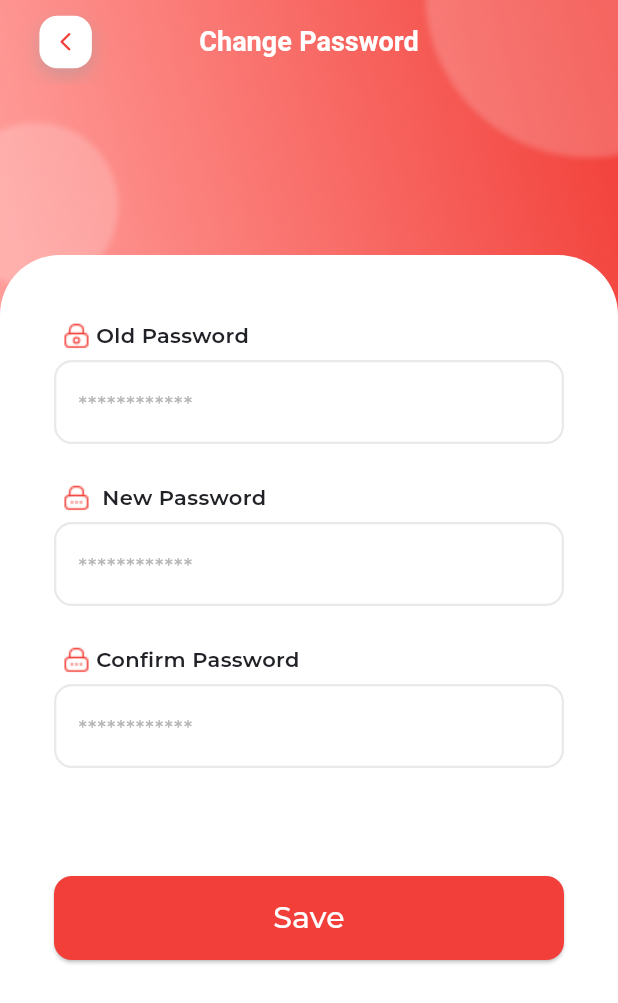
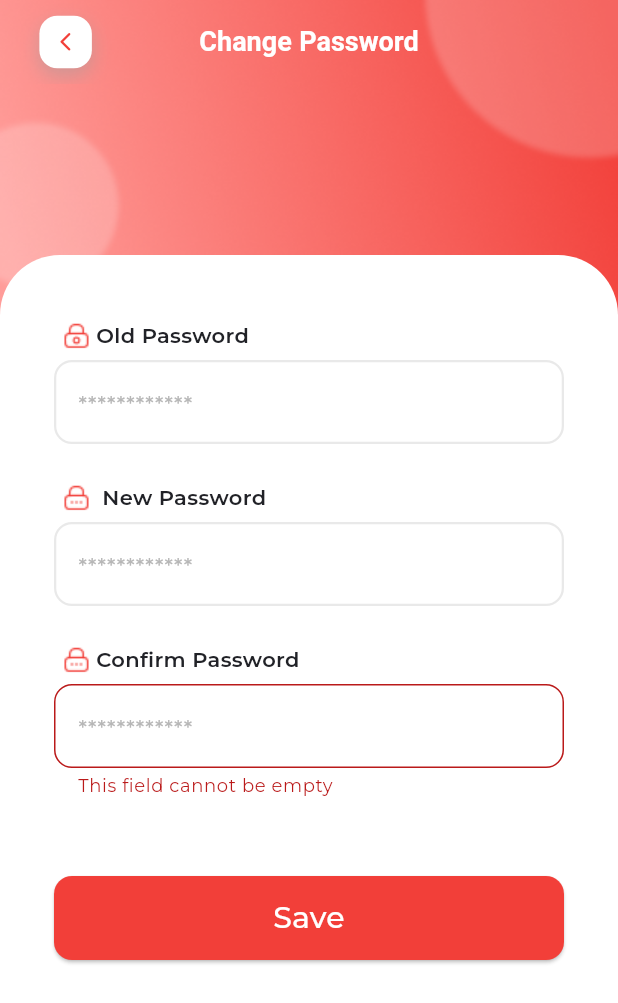
Before and after one commit to RowadElmostaqbel/singel-app, a Flutter app: the EditPassword screen opened directly, after a tap on "Save", on a phone screen of 412 x 824 dp. Shown: the top 1003 px of the screen. Run offline on Flutter 3.47's test engine with Material 3 defaults, Android fonts, the phone set to English and light mode, and no system bars; our stand-ins replace animated_splash_screen, awesome_dialog, bloc, cached_network_image, carousel_slider, dartz and 18 more; missing offline and left inert: credit_card_type_detector; accounts and stored records are empty; network calls fail; statements that could not run were skipped.

Commit message:
changed password done

```diff
--- /dev/null
+++ b/lib/features/edit_password/data/models/password_model.dart
@@ -0,0 +1,24 @@
+class PasswordModel {
+  String? current_password;
+  String? new_password;
+  String? new_password_confirmation;
+
+  PasswordModel(
+      {this.current_password,
+      this.new_password,
+      this.new_password_confirmation});
+
+  PasswordModel.fromJson(Map<String, dynamic> json) {
+    current_password = json['current_password'];
+    new_password = json['new_password'];
+    new_password_confirmation = json['new_password_confirmation'];
+  }
+
+  toJson() {
+    return {
+      "current_password": current_password,
+      "new_password": new_password,
+      "new_password_confirmation": new_password_confirmation,
+    };
+  }
+}
--- /dev/null
+++ b/lib/features/edit_password/presentation/controllers/password_state.dart
@@ -0,0 +1,21 @@
+part of 'password_cubit.dart';
+
+@immutable
+sealed class PasswordState extends Equatable {
+  const PasswordState();
+
+  @override
+  List<Object> get props => [];
+}
+
+final class PasswordInitial extends PasswordState {}
+
+final class EditPasswordLoadingState extends PasswordState {}
+
+final class EditPasswordSuccessState extends PasswordState {}
+
+final class EditPasswordFailureState extends PasswordState {
+  final String error;
+
+  const EditPasswordFailureState({required this.error});
+}
--- a/lib/features/edit_password/presentation/views/edit_password.dart
+++ b/lib/features/edit_password/presentation/views/edit_password.dart
@@ -1,5 +1,8 @@
 import 'package:flutter/material.dart';
+import 'package:flutter_bloc/flutter_bloc.dart';
+import 'package:form_builder_validators/form_builder_validators.dart';
 import 'package:single_resturant_app/features/auth/presentation/widgets/custom_text_form_field.dart';
+import 'package:single_resturant_app/features/edit_password/presentation/controllers/password_cubit.dart';
 
 import '../../../../core/utils/app_colors.dart';
 import '../../../../core/utils/text_styles.dart';
@@ -16,6 +19,8 @@ class _EditPasswordState extends State<EditPassword> {
   TextEditingController oldPassword = TextEditingController();
   TextEditingController newPassword = TextEditingController();
   TextEditingController confirmPassword = TextEditingController();
+  final GlobalKey<FormState> formKey = GlobalKey<FormState>();
+
   @override
   Widget build(BuildContext context) {
     return Scaffold(
@@ -84,8 +89,9 @@ class _EditPasswordState extends State<EditPassword> {
           ),
           SliverToBoxAdapter(
             child: Padding(
-              padding:
-                  const EdgeInsets.symmetric(vertical: 0, horizontal: 36),
+              padding: const EdgeInsets.symmetric(vertical: 0, horizontal: 36),
+              child: Form(
+                key: formKey,
                 child: Column(
                   children: [
                     CustomTextFormField(
@@ -93,34 +99,57 @@ class _EditPasswordState extends State<EditPassword> {
                         label: "Old Password",
                         hintText: "************",
                         keyboardType: TextInputType.text,
-                      validator: (value) {
-                        return null;
-                      },
+                        validator: FormBuilderValidators.compose([
+                          FormBuilderValidators.required(),
+                        ]),
                         icon: "assets/icons/lock.png",
-                      onChanged: (String value) {}),
+                        onChanged: (String oldPassword) {
+                          BlocProvider.of<PasswordCubit>(context)
+                              .oldPassword(oldPassword);
+                        }),
                     CustomTextFormField(
                         controller: newPassword,
                         label: " New Password",
                         hintText: "************",
                         keyboardType: TextInputType.text,
-                      validator: (value) {
-                        return null;
-                      },
+                        validator: FormBuilderValidators.compose([
+                          FormBuilderValidators.required(),
+                        ]),
                         icon: "assets/icons/new_lock.png",
-                      onChanged: (String value) {}),
+                        onChanged: (String newPassword) {
+                          BlocProvider.of<PasswordCubit>(context)
+                              .newPassword(newPassword);
+                        }),
                     CustomTextFormField(
                         controller: confirmPassword,
                         label: "Confirm Password",
                         hintText: "************",
                         keyboardType: TextInputType.text,
                         validator: (value) {
+                          if (value == null || value.isEmpty) {
+                            return "This field cannot be empty";
+                          } else if (newPassword.text != confirmPassword.text) {
+                            return "Please enter the same password";
+                          }
                           return null;
                         },
                         icon: "assets/icons/new_lock.png",
-                      onChanged: (String value) {}),
+                        onChanged: (String confirmPassword) {
+                          BlocProvider.of<PasswordCubit>(context)
+                              .confirmPassword(confirmPassword);
+                        }),
                     CustomNavigatorButton(
-                      title: "Save", onPressed: () {}, padding: 50),
+                        title: "Save",
+                        onPressed: () {
+                          if (formKey.currentState!.validate()) {
+                            BlocProvider.of<PasswordCubit>(context)
+                                .updatePassword();
+                            Navigator.of(context).pop();
+                          }
+                        },
+                        padding: 50),
                   ],
+                ),
               ),
             ),
           )
--- a/lib/single_app.dart
+++ b/lib/single_app.dart
@@ -13,6 +13,8 @@ import 'package:single_resturant_app/features/bottom_nav/presentation/views/bott
 import 'package:single_resturant_app/features/cart/data/repos/cart_repo.dart';
 import 'package:single_resturant_app/features/checkout/data/repo/checkout_repo.dart';
 import 'package:single_resturant_app/features/checkout/presentation/controllers/checkout_cubit.dart';
+import 'package:single_resturant_app/features/edit_password/data/repos/passsword_repo.dart';
+import 'package:single_resturant_app/features/edit_password/presentation/controllers/password_cubit.dart';
 import 'package:single_resturant_app/features/meal/presentation/controllers/categories_cubit.dart';
 import 'package:single_resturant_app/features/my_address/presentation/manager/address_cubit.dart';
 import 'package:single_resturant_app/features/on_boarding/presentation/views/on_boarding_view.dart';
@@ -89,6 +91,10 @@ class SingleApp extends StatelessWidget {
             ServiceLocatorHelper.getIt.get<WhishlistRepo>(),
           ),
         ),
+        BlocProvider(
+            create: (context) => PasswordCubit(PasswordRepo(
+                  apiService: ServiceLocatorHelper.getIt.get<ApiService>(),
+                )))
       ],
       child: MaterialApp(
         title: 'Flutter Demo',
```
Also changed, not shown: lib/features/auth/presentation/views/sign_up_view.dart (+8 -3 lines), lib/features/edit_password/data/repos/passsword_repo.dart (added, +33 -0 lines), lib/features/edit_password/presentation/controllers/password_cubit.dart (added, +39 -0 lines), 2 other files. Lines whose indentation alone changed are shown as unchanged.
